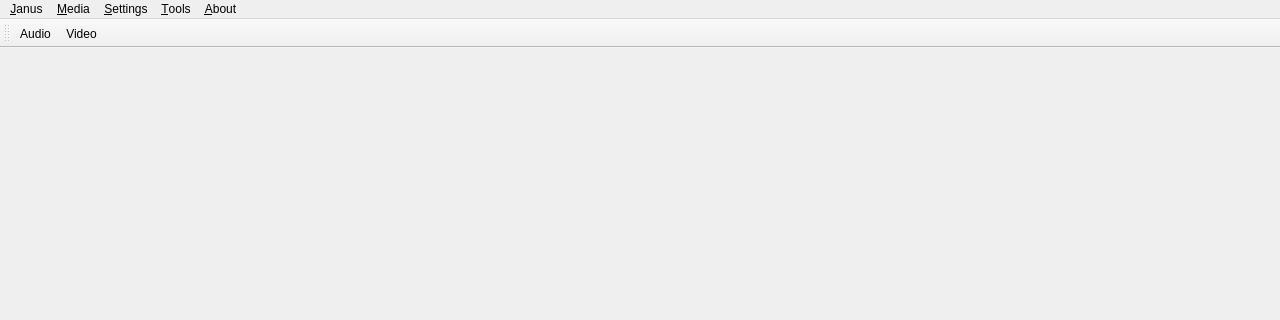
Before: the Qt Designer form UI/ui.ui in ouxianghui/janus-client, drawn with Qt 5; both pictures show x 0 to 1280 and y 0 to 320 of the 1280 by 720 pixel window.
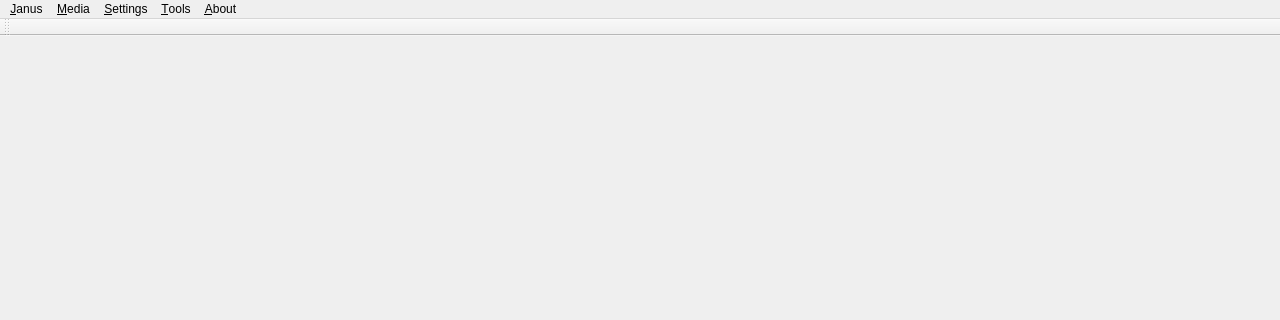
After: the same form once the commit is applied. Icons and pictures are not drawn.

Diff of the .ui file:
```diff
--- a/UI/ui.ui
+++ b/UI/ui.ui
@@ -98,8 +98,6 @@
    <attribute name="toolBarBreak">
     <bool>false</bool>
    </attribute>
-   <addaction name="actionAudio"/>
-   <addaction name="actionVideo"/>
   </widget>
   <widget class="QStatusBar" name="statusBar"/>
   <action name="actionJanusGateway">
```
Left out of the diff: 2 changed lines with no effect on the pictures.
